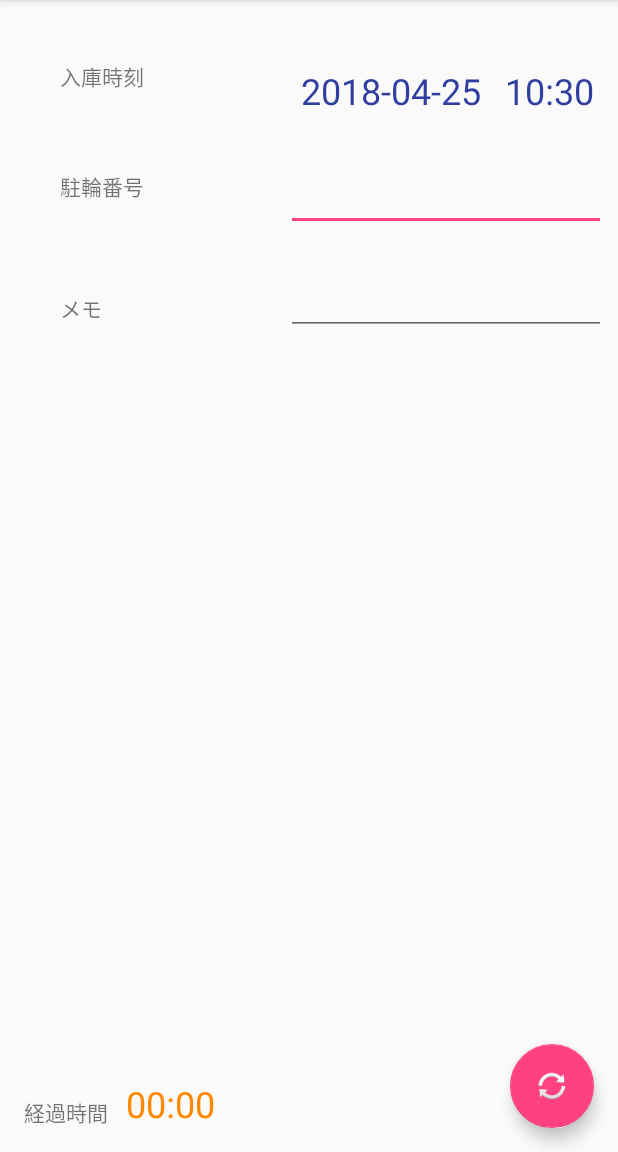
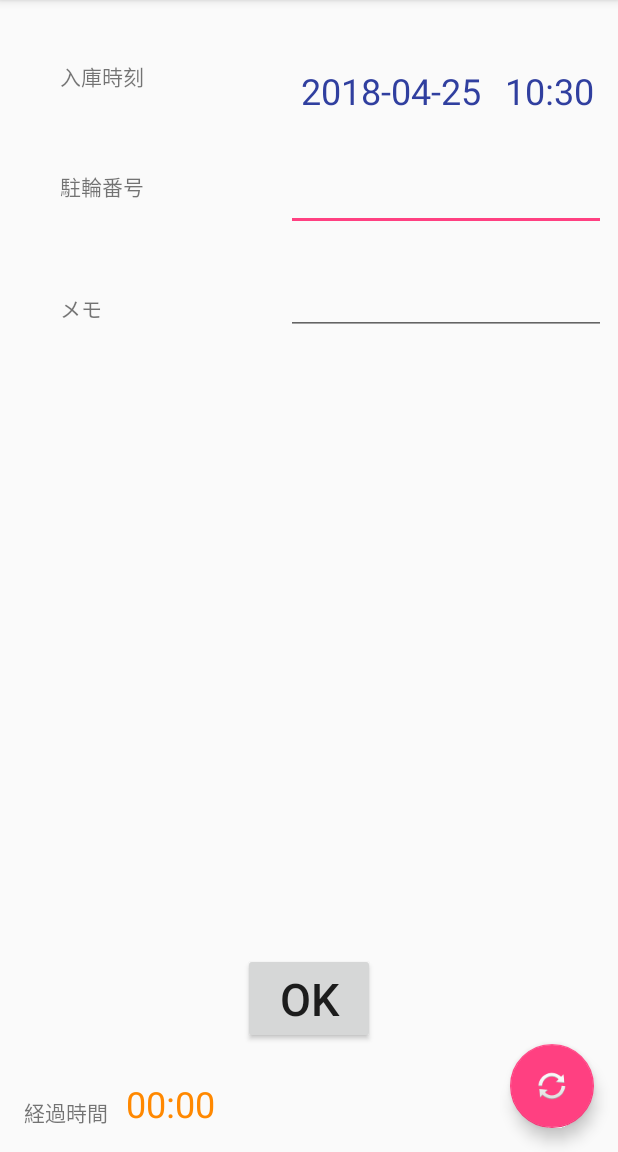
Before and after one commit to tanopanta/ChariDoco, an Android app: the screen it shows after launch (MainActivity), on a phone screen of 412 x 824 dp, the part 84-1236 px from its top. Run offline under Robolectric (Android 15) with nearby library versions, the phone set to English and light mode, and no system bars.

Commit message:
OKボタンを追加

```diff
--- a/app/src/main/java/com/example/tattata/charidoco/MainActivity.java
+++ b/app/src/main/java/com/example/tattata/charidoco/MainActivity.java
@@ -6,6 +6,7 @@ import android.app.DatePickerDialog;
 import android.app.TimePickerDialog;
 import android.content.DialogInterface;
 import android.content.SharedPreferences;
+import android.os.Build;
 import android.os.Handler;
 import android.support.design.widget.FloatingActionButton;
 import android.support.v7.app.AppCompatActivity;
@@ -126,6 +127,18 @@ public class MainActivity extends AppCompatActivity{
                         datePickerDialog.show();
                     }
                 });
+        findViewById(R.id.buttonOK).setOnClickListener(new View.OnClickListener() {
+            @Override
+            public void onClick(View view) {
+
+
+                if (Build.VERSION.SDK_INT >= Build.VERSION_CODES.LOLLIPOP) {
+                    finishAndRemoveTask();
+                } else {
+                    finish();
+                }
+            }
+        });
     }
 
     @Override
--- a/app/src/main/res/layout/activity_main.xml
+++ b/app/src/main/res/layout/activity_main.xml
@@ -75,7 +75,7 @@
         android:layout_marginRight="16dp"
         android:layout_marginTop="24dp"
         android:ems="10"
-        android:inputType="textMultiLine"
+        android:inputType="text"
         app:layout_constraintEnd_toEndOf="parent"
         app:layout_constraintRight_toRightOf="parent"
         app:layout_constraintTop_toBottomOf="@+id/editParkingID" />
@@ -128,4 +128,15 @@
         app:layout_constraintBottom_toBottomOf="parent"
         app:layout_constraintStart_toEndOf="@+id/textView4" />
 
+    <Button
+        android:id="@+id/buttonOK"
+        android:layout_width="wrap_content"
+        android:layout_height="wrap_content"
+        android:layout_marginBottom="72dp"
+        android:text="OK"
+        android:textSize="30sp"
+        app:layout_constraintBottom_toBottomOf="parent"
+        app:layout_constraintLeft_toLeftOf="parent"
+        app:layout_constraintRight_toRightOf="parent" />
+
 </android.support.constraint.ConstraintLayout>
--- a/app/src/main/res/values/colors.xml
+++ b/app/src/main/res/values/colors.xml
@@ -1,6 +1,6 @@
 <?xml version="1.0" encoding="utf-8"?>
 <resources>
-    <color name="colorPrimary">#3F51B5</color>
+    <color name="colorPrimary">#3f51b5</color>
     <color name="colorPrimaryDark">#303f9f</color>
     <color name="colorAccent">#FF4081</color>
 </resources>
```
